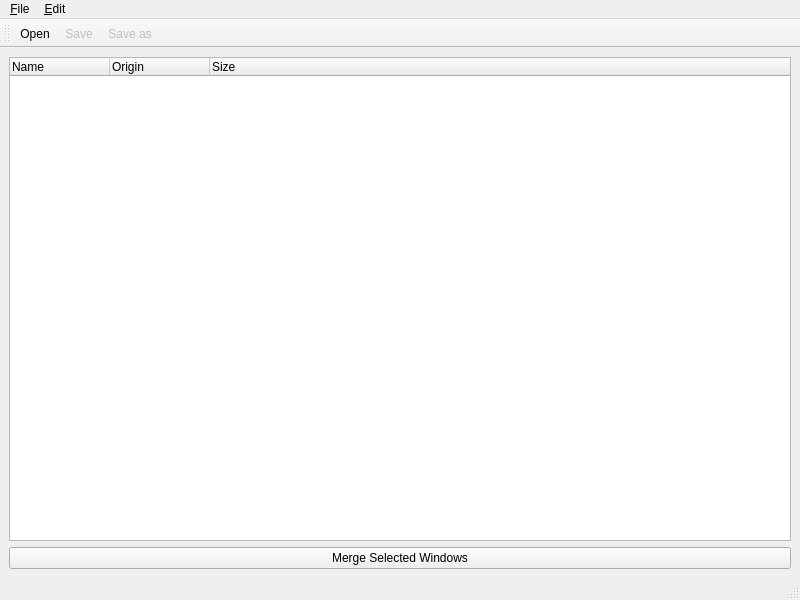
Old version of the form display-merger.ui in the repository rpavlik/jconf-display-merger.
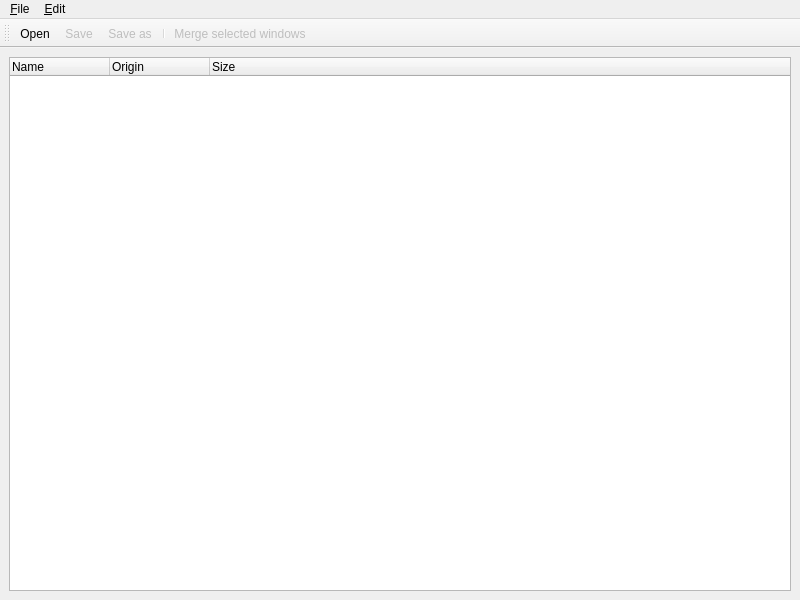
New version of the form.

Commit message: disable/enable merging according to selection

Diff of the .ui file:
```diff
--- a/display-merger.ui
+++ b/display-merger.ui
@@ -52,13 +52,6 @@
       </column>
      </widget>
     </item>
-    <item>
-     <widget class="QPushButton" name="mergeButton">
-      <property name="text">
-       <string>Merge Selected Windows</string>
-      </property>
-     </widget>
-    </item>
    </layout>
   </widget>
   <widget class="QMenuBar" name="menubar">
@@ -89,7 +82,6 @@
    <addaction name="menu_File"/>
    <addaction name="menu_Edit"/>
   </widget>
-  <widget class="QStatusBar" name="statusbar"/>
   <widget class="QToolBar" name="toolBar">
    <property name="windowTitle">
     <string>toolBar</string>
@@ -103,6 +95,8 @@
    <addaction name="action_Open"/>
    <addaction name="action_Save"/>
    <addaction name="actionSave_as"/>
+   <addaction name="separator"/>
+   <addaction name="action_Merge_selected_windows"/>
   </widget>
   <action name="action_Open">
    <property name="text">
@@ -132,6 +126,9 @@
    </property>
   </action>
   <action name="action_Merge_selected_windows">
+   <property name="enabled">
+    <bool>false</bool>
+   </property>
    <property name="text">
     <string>&amp;Merge selected windows</string>
    </property>
```
Left out of the diff: 16 changed lines with no effect on the pictures. The commit also changes 1 other file.
